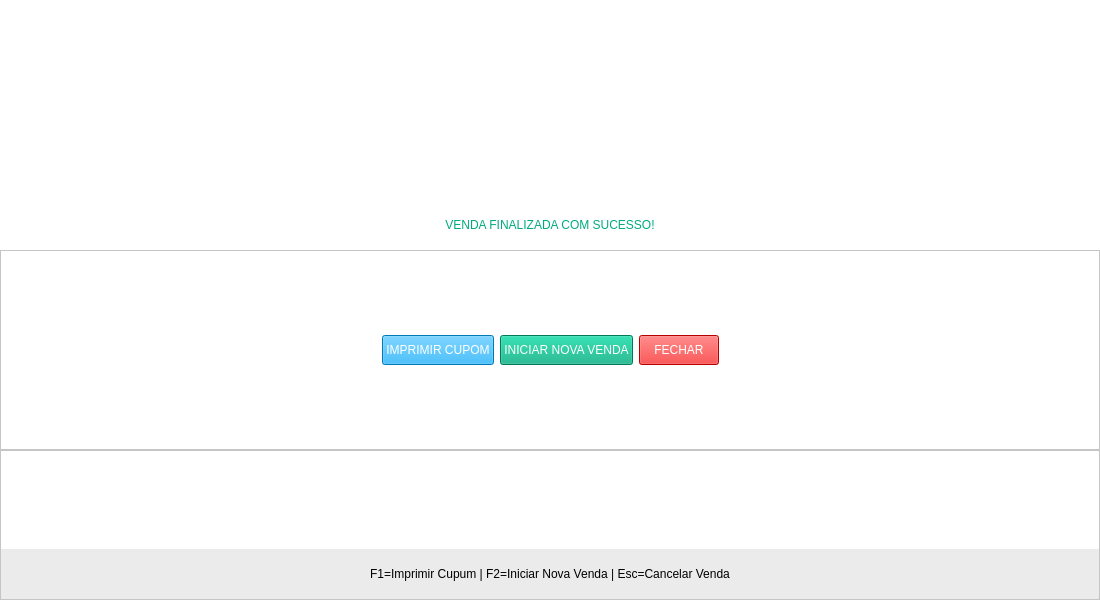
Qt form form/Finaliza_Venda/Form_Comprovante_Nota.ui (lucascostastz/SISTEMA-PDV) before a commit.
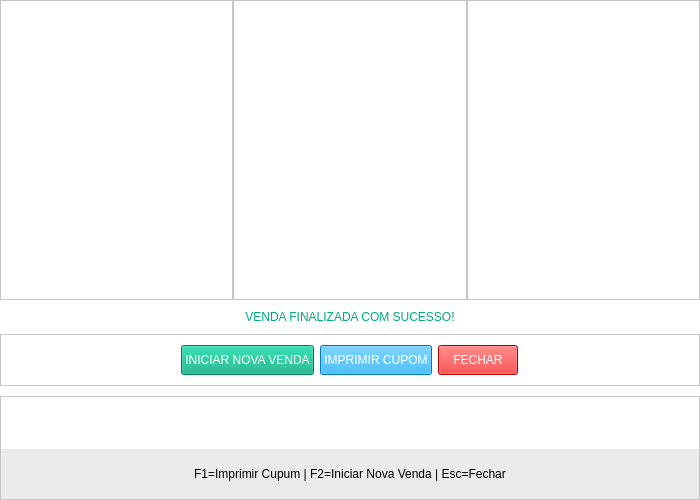
The same form after that commit. Icons and pictures are not drawn.

```diff
--- a/form/Finaliza_Venda/Form_Comprovante_Nota.ui
+++ b/form/Finaliza_Venda/Form_Comprovante_Nota.ui
@@ -6,20 +6,20 @@
    <rect>
     <x>0</x>
     <y>0</y>
-    <width>1100</width>
-    <height>600</height>
+    <width>700</width>
+    <height>500</height>
    </rect>
   </property>
   <property name="minimumSize">
    <size>
-    <width>1100</width>
-    <height>600</height>
+    <width>700</width>
+    <height>500</height>
    </size>
   </property>
   <property name="maximumSize">
    <size>
-    <width>1100</width>
-    <height>600</height>
+    <width>700</width>
+    <height>500</height>
    </size>
   </property>
   <property name="windowTitle">
@@ -31,10 +31,13 @@
   <widget class="QWidget" name="centralwidget">
    <property name="minimumSize">
     <size>
-     <width>1100</width>
+     <width>700</width>
      <height>0</height>
     </size>
    </property>
+   <property name="styleSheet">
+    <string notr="true">background-color: rgb(255, 255, 255);</string>
+   </property>
    <layout class="QVBoxLayout" name="verticalLayout">
     <property name="leftMargin">
      <number>0</number>
@@ -58,7 +61,7 @@
       </property>
       <layout class="QVBoxLayout" name="verticalLayout_3">
        <property name="spacing">
-        <number>0</number>
+        <number>10</number>
        </property>
        <property name="leftMargin">
         <number>0</number>
@@ -74,6 +77,12 @@
        </property>
        <item>
         <widget class="QFrame" name="frame_2">
+         <property name="minimumSize">
+          <size>
+           <width>0</width>
+           <height>300</height>
+          </size>
+         </property>
          <property name="styleSheet">
           <string notr="true">background-color: rgb(255, 255, 255);</string>
          </property>
@@ -100,7 +109,32 @@
            <number>0</number>
           </property>
           <item row="0" column="0">
+           <widget class="QFrame" name="frame_9">
+            <property name="frameShape">
+             <enum>QFrame::StyledPanel</enum>
+            </property>
+            <property name="frameShadow">
+             <enum>QFrame::Raised</enum>
+            </property>
+           </widget>
+          </item>
+          <item row="0" column="1">
+           <widget class="QFrame" name="frame_10">
+            <property name="frameShape">
+             <enum>QFrame::StyledPanel</enum>
+            </property>
+            <property name="frameShadow">
+             <enum>QFrame::Raised</enum>
+            </property>
+            <layout class="QGridLayout" name="gridLayout_4">
+             <item row="0" column="0">
            <widget class="QLabel" name="Lb_Imagem">
+               <property name="maximumSize">
+                <size>
+                 <width>16777215</width>
+                 <height>16777215</height>
+                </size>
+               </property>
             <property name="text">
              <string/>
             </property>
@@ -133,6 +167,19 @@
          </layout>
         </widget>
        </item>
+          <item row="0" column="2">
+           <widget class="QFrame" name="frame_11">
+            <property name="frameShape">
+             <enum>QFrame::StyledPanel</enum>
+            </property>
+            <property name="frameShadow">
+             <enum>QFrame::Raised</enum>
+            </property>
+           </widget>
+          </item>
+         </layout>
+        </widget>
+       </item>
        <item>
         <widget class="QFrame" name="frame_3">
          <property name="maximumSize">
@@ -260,24 +307,6 @@
                   </property>
                  </spacer>
                 </item>
-                <item>
-                 <widget class="QPushButton" name="Bt_Imprimir">
-                  <property name="minimumSize">
-                   <size>
-                    <width>0</width>
-                    <height>30</height>
-                   </size>
-                  </property>
-                  <property name="styleSheet">
-                   <string notr="true">background-color: rgb(0, 170, 255);
-font: 75 10pt &quot;Arial&quot;;
-color: rgb(255, 255, 255);</string>
-                  </property>
-                  <property name="text">
-                   <string>IMPRIMIR CUPOM</string>
-                  </property>
-                 </widget>
-                </item>
                 <item>
                  <widget class="QPushButton" name="Bt_NovaVenda">
                   <property name="minimumSize">
@@ -296,6 +325,24 @@
                   </property>
                  </widget>
                 </item>
+                <item>
+                 <widget class="QPushButton" name="Bt_Imprimir">
+                  <property name="minimumSize">
+                   <size>
+                    <width>0</width>
+                    <height>30</height>
+                   </size>
+                  </property>
+                  <property name="styleSheet">
+                   <string notr="true">background-color: rgb(0, 170, 255);
+font: 75 10pt &quot;Arial&quot;;
+color: rgb(255, 255, 255);</string>
+                  </property>
+                  <property name="text">
+                   <string>IMPRIMIR CUPOM</string>
+                  </property>
+                 </widget>
+                </item>
                 <item>
                  <widget class="QPushButton" name="Bt_Cancela_venda">
                   <property name="minimumSize">
@@ -414,8 +461,11 @@
              </property>
              <item row="0" column="0">
               <widget class="QLabel" name="label_3">
+               <property name="styleSheet">
+                <string notr="true">font: 75 12pt &quot;MS Shell Dlg 2&quot;;</string>
+               </property>
                <property name="text">
-                <string>F1=Imprimir Cupum | F2=Iniciar Nova Venda | Esc=Cancelar Venda</string>
+                <string>F1=Imprimir Cupum | F2=Iniciar Nova Venda | Esc=Fechar</string>
                </property>
                <property name="alignment">
                 <set>Qt::AlignCenter</set>
```
Left out of the diff: 2 changed lines with no effect on the pictures. Lines whose indentation alone changed are shown as unchanged.
